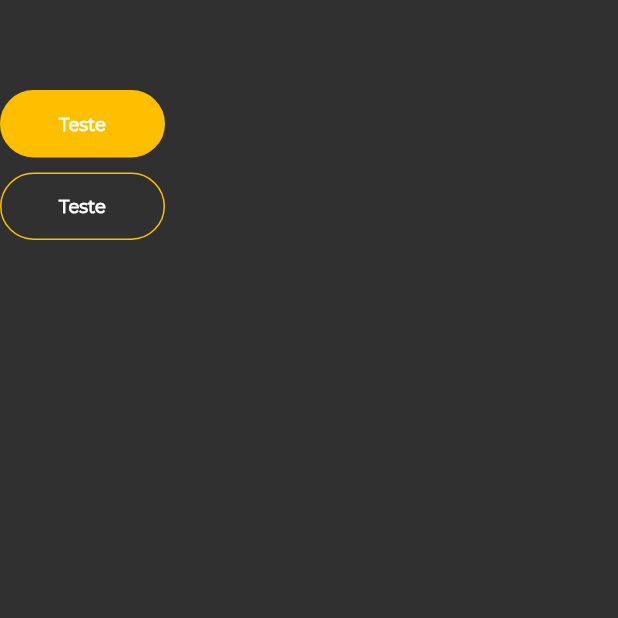
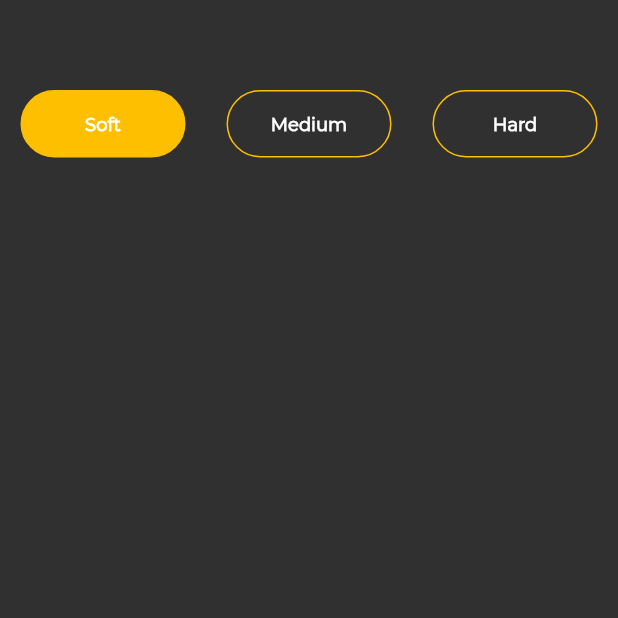
Before and after one commit to RaphaelVasconcelos/eggs, a Flutter app: the screen it shows after launch, on a phone screen of 412 x 824 dp, the top half of it. Run offline on Flutter 3.47's test engine with Material 2 defaults, Android fonts, the phone set to English and light mode, and no system bars; our stand-ins replace flare_flutter.

Commit message:
Adicionando botoes com as regras de states

```diff
--- a/lib/pages/home.page.dart
+++ b/lib/pages/home.page.dart
@@ -1,4 +1,5 @@
 import 'package:eggs/widgets/button.widget.dart';
+import 'package:eggs/widgets/type-buttons.widget.dart';
 import 'package:flutter/material.dart';
 
 class HomePage extends StatelessWidget {
@@ -11,17 +12,7 @@ class HomePage extends StatelessWidget {
           SizedBox(
             height: 60,
           ),
-          Button(
-            label: "Teste",
-            selected: true,
-            callback: () {},
-          ),
-          SizedBox(height: 10,),
-          Button(
-            label: "Teste",
-            selected: false,
-            callback: () {},
-          )
+          TypeButtons(),
         ],
       )),
     );
--- /dev/null
+++ b/lib/widgets/type-buttons.widget.dart
@@ -0,0 +1,42 @@
+import 'package:eggs/blocs/app.bloc.dart';
+import 'package:eggs/widgets/button.widget.dart';
+import 'package:flutter/material.dart';
+import 'package:provider/provider.dart';
+
+class TypeButtons extends StatelessWidget {
+  @override
+  Widget build(BuildContext context) {
+    final bloc = Provider.of<AppBloc>(context);
+
+    return bloc.state == "stopped" ? buttons(bloc) : SizedBox();
+  }
+
+  Widget buttons(bloc) {
+    return Row(
+      mainAxisAlignment: MainAxisAlignment.spaceAround,
+      children: <Widget>[
+        Button(
+          label: "Soft",
+          selected: bloc.selected == "soft",
+          callback: () {
+            bloc.select("soft");
+          },
+        ),
+        Button(
+          label: "Medium",
+          selected: bloc.selected == "medium",
+          callback: () {
+            bloc.select("medium");
+          },
+        ),
+        Button(
+          label: "Hard",
+          selected: bloc.selected == "hard",
+          callback: () {
+            bloc.select("hard");
+          },
+        ),
+      ],
+    );
+  }
+}
```
